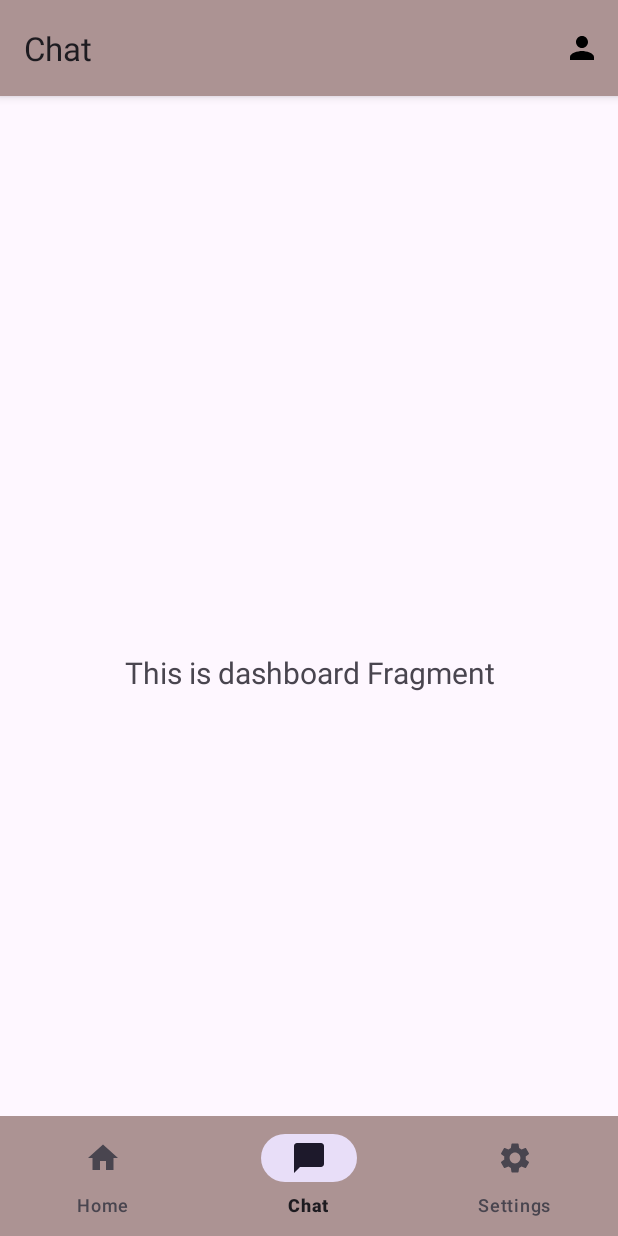
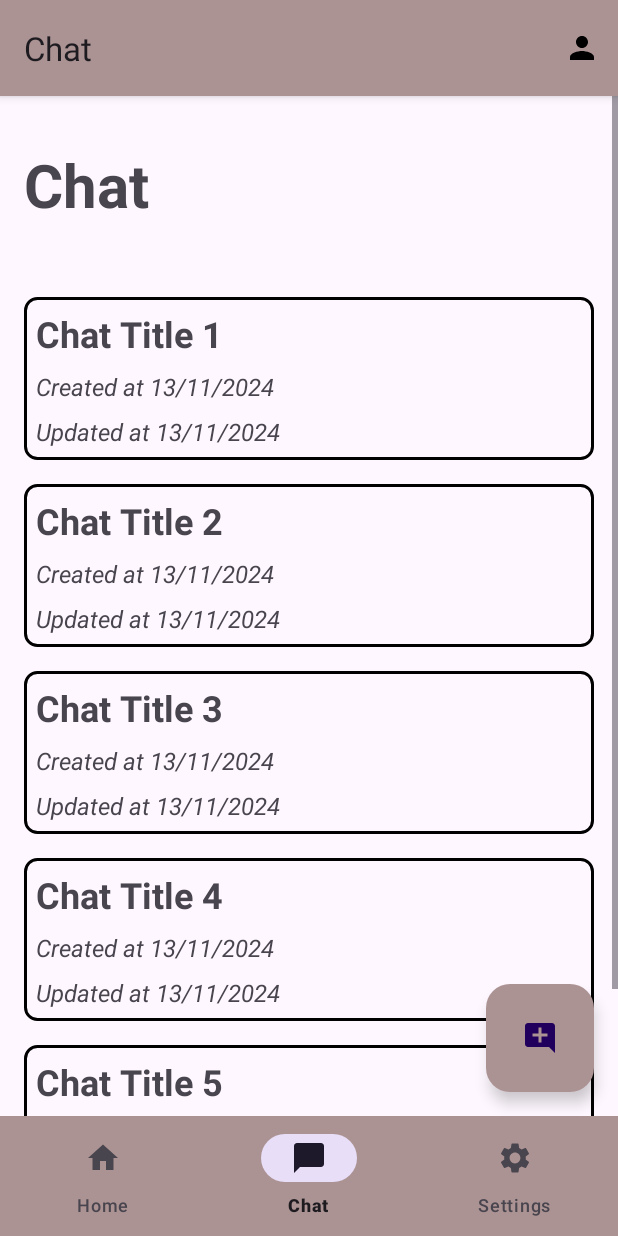
Before and after one commit to aliefauzan/Bangkit-Project-PeduliPasal, an Android app: the ChatFragment screen opened through its navigation route, on a phone screen of 412 x 824 dp. Run offline under Robolectric (Android 15) with nearby library versions, the phone set to English and light mode, and no system bars; our stand-ins replace navigation-ui; pictures from the network do not load; 1 statement that could not run was skipped.

Commit message:
commit feat: chat adapter, chat history layout item

```diff
--- a/Mobile Development/app/src/main/AndroidManifest.xml
+++ b/Mobile Development/app/src/main/AndroidManifest.xml
@@ -17,6 +17,9 @@
         android:supportsRtl="true"
         android:theme="@style/Theme.PeduliPasal"
         tools:targetApi="31">
+        <activity
+            android:name=".page.message.MessageActivity"
+            android:exported="false" />
         <activity
             android:name=".page.detail.DetailNewsActivity"
             android:exported="false" />
--- a/Mobile Development/app/src/main/java/com/example/pedulipasal/MainActivity.kt
+++ b/Mobile Development/app/src/main/java/com/example/pedulipasal/MainActivity.kt
@@ -8,6 +8,8 @@ import android.view.MenuItem
 import com.google.android.material.bottomnavigation.BottomNavigationView
 import androidx.appcompat.app.AppCompatActivity
 import androidx.core.content.ContextCompat
+import androidx.core.view.ViewCompat
+import androidx.core.view.WindowInsetsCompat
 import androidx.navigation.findNavController
 import androidx.navigation.ui.AppBarConfiguration
 import androidx.navigation.ui.setupActionBarWithNavController
--- /dev/null
+++ b/Mobile Development/app/src/main/java/com/example/pedulipasal/adapter/ChatAdapter.kt
@@ -0,0 +1,53 @@
+package com.example.pedulipasal.adapter
+
+import android.annotation.SuppressLint
+import android.content.Context
+import android.view.LayoutInflater
+import android.view.ViewGroup
+import androidx.recyclerview.widget.RecyclerView
+import com.example.pedulipasal.R
+import com.example.pedulipasal.data.model.ChatResponse
+import com.example.pedulipasal.data.model.Message
+import com.example.pedulipasal.databinding.ItemChatLayoutBinding
+import java.text.SimpleDateFormat
+import java.util.Locale
+
+class ChatAdapter(
+    private val context: Context,
+    private val chatList: List<ChatResponse>,
+    private val onItemSelectedCallback: OnItemSelected
+): RecyclerView.Adapter<ChatAdapter.ViewHolder>() {
+
+    interface OnItemSelected {
+        fun onItemClicked(chatId: String?, messageList: List<Message?>?)
+    }
+
+    class ViewHolder(val binding: ItemChatLayoutBinding): RecyclerView.ViewHolder(binding.root)
+
+    override fun onCreateViewHolder(parent: ViewGroup, viewType: Int): ViewHolder {
+        val binding = ItemChatLayoutBinding.inflate(
+            LayoutInflater.from(parent.context),
+            parent,
+            false
+        )
+        return ViewHolder(binding)
+    }
+
+    @SuppressLint("SetTextI18n")
+    override fun onBindViewHolder(holder: ViewHolder, position: Int) {
+        holder.binding.apply {
+            tvTitle.text = chatList[position].title
+            val dateFormat = SimpleDateFormat("dd/MM/yyyy", Locale.getDefault())
+            tvCreatedAt.text = "${context.getString(R.string.created_at)} ${dateFormat.format(chatList[position].createdAt?: dateFormat.parse("01/01/1970"))}"
+            tvUpdatedAt.text = "${context.getString(R.string.updated_at)} ${dateFormat.format(chatList[position].updateAt?: dateFormat.parse("01/01/1970"))}"
+        }
+
+        holder.itemView.setOnClickListener {
+            onItemSelectedCallback.onItemClicked(chatList[position].chatId, chatList[position].messages)
+        }
+    }
+
+    override fun getItemCount(): Int {
+        return chatList.size
+    }
+}
--- /dev/null
+++ b/Mobile Development/app/src/main/java/com/example/pedulipasal/adapter/MessageAdapter.kt
@@ -0,0 +1,4 @@
+package com.example.pedulipasal.adapter
+
+class MessageAdapter {
+}
--- /dev/null
+++ b/Mobile Development/app/src/main/java/com/example/pedulipasal/data/model/ChatResponse.kt
@@ -0,0 +1,20 @@
+package com.example.pedulipasal.data.model
+
+import androidx.datastore.preferences.protobuf.Timestamp
+import java.util.Date
+
+data class ChatResponse(
+    val chatId: String? = null,
+    val userId: String? = null,
+    val title: String? = null,
+    val createdAt: Date? = null,
+    val updateAt: Date? = null,
+    val messages: List<Message?>? = null
+)
+
+data class Message(
+    val messageId: String? = null,
+    val isByHuman: Boolean? = null,
+    val content: String? = null,
+    val timestamp: Date? = null
+)
--- /dev/null
+++ b/Mobile Development/app/src/main/java/com/example/pedulipasal/page/message/MessageActivity.kt
@@ -0,0 +1,21 @@
+package com.example.pedulipasal.page.message
+
+import android.os.Bundle
+import androidx.activity.enableEdgeToEdge
+import androidx.appcompat.app.AppCompatActivity
+import androidx.core.view.ViewCompat
+import androidx.core.view.WindowInsetsCompat
+import com.example.pedulipasal.R
+
+class MessageActivity : AppCompatActivity() {
+    override fun onCreate(savedInstanceState: Bundle?) {
+        super.onCreate(savedInstanceState)
+        enableEdgeToEdge()
+        setContentView(R.layout.activity_message)
+        ViewCompat.setOnApplyWindowInsetsListener(findViewById(R.id.main)) { v, insets ->
+            val systemBars = insets.getInsets(WindowInsetsCompat.Type.systemBars())
+            v.setPadding(systemBars.left, systemBars.top, systemBars.right, systemBars.bottom)
+            insets
+        }
+    }
+}
--- a/Mobile Development/app/src/main/java/com/example/pedulipasal/ui/chat/ChatFragment.kt
+++ b/Mobile Development/app/src/main/java/com/example/pedulipasal/ui/chat/ChatFragment.kt
@@ -1,20 +1,30 @@
 package com.example.pedulipasal.ui.chat
 
+import android.content.Context
+import android.content.Intent
 import android.os.Bundle
 import android.view.LayoutInflater
 import android.view.View
 import android.view.ViewGroup
-import android.widget.TextView
+import android.widget.EditText
+import android.widget.Toast
+import androidx.appcompat.app.AlertDialog
 import androidx.fragment.app.Fragment
-import androidx.lifecycle.ViewModelProvider
+import androidx.recyclerview.widget.LinearLayoutManager
+import com.example.pedulipasal.R
+import com.example.pedulipasal.adapter.ChatAdapter
+import com.example.pedulipasal.data.model.ChatResponse
+import com.example.pedulipasal.data.model.Message
 import com.example.pedulipasal.databinding.FragmentChatBinding
+import com.example.pedulipasal.page.message.MessageActivity
+import java.util.Date
 
 class ChatFragment : Fragment() {
 
+    private lateinit var chatAdapter: ChatAdapter
+    private lateinit var layoutManager: LinearLayoutManager
+
     private var _binding: FragmentChatBinding? = null
-
-    // This property is only valid between onCreateView and
-    // onDestroyView.
     private val binding get() = _binding!!
 
     override fun onCreateView(
@@ -22,21 +32,86 @@ class ChatFragment : Fragment() {
         container: ViewGroup?,
         savedInstanceState: Bundle?
     ): View {
-        val dashboardViewModel =
-            ViewModelProvider(this).get(DashboardViewModel::class.java)
+//        val dashboardViewModel =
+//            ViewModelProvider(this).get(DashboardViewModel::class.java)
 
         _binding = FragmentChatBinding.inflate(inflater, container, false)
         val root: View = binding.root
 
-        val textView: TextView = binding.textDashboard
-        dashboardViewModel.text.observe(viewLifecycleOwner) {
-            textView.text = it
-        }
         return root
+    }
+
+    override fun onViewCreated(view: View, savedInstanceState: Bundle?) {
+        super.onViewCreated(view, savedInstanceState)
+        initializeData()
+        setupAction()
     }
 
     override fun onDestroyView() {
         super.onDestroyView()
         _binding = null
     }
+
+    private fun initializeData() {
+        val chatList = ArrayList<ChatResponse>().apply {
+            repeat(10) { chatIndex ->
+                add(
+                    ChatResponse(
+                        chatId = "chat${chatIndex + 1}",
+                        userId = "user${chatIndex + 1}",
+                        title = "Chat Title ${chatIndex + 1}",
+                        createdAt = Date(),
+                        updateAt = Date(),
+                        messages = List(10) { messageIndex ->
+                            Message(
+                                messageId = "msg${chatIndex + 1}_${messageIndex + 1}",
+                                isByHuman = messageIndex % 2 == 0, // Alternate between human and bot
+                                content = "Message content ${messageIndex + 1} from Chat ${chatIndex + 1}",
+                                timestamp = Date()
+                            )
+                        }
+                    )
+                )
+            }
+        }
+
+        chatAdapter = ChatAdapter(requireActivity(), chatList, object : ChatAdapter.OnItemSelected {
+            override fun onItemClicked(chatId: String?, messageList: List<Message?>?) {
+                Toast.makeText(requireActivity(), "chat id: $chatId", Toast.LENGTH_SHORT).show()
+            }
+        })
+
+        binding.rvChats.apply {
+            layoutManager = LinearLayoutManager(requireActivity())
+            adapter = chatAdapter
+        }
+    }
+
+    private fun setupAction() {
+        binding.fabAddNewChat.setOnClickListener { showDialog(requireActivity()) }
+    }
+
+    private fun showDialog(context: Context) {
+        val inflater = LayoutInflater.from(context)
+        val dialogLayout = inflater.inflate(R.layout.dialog_layout, null)
+
+        AlertDialog.Builder(context).apply {
+            setTitle("Add new chat")
+            setView(dialogLayout)
+            setPositiveButton("Create") {_, _, ->
+                val text = dialogLayout.findViewById<EditText>(R.id.ed_new_topics).text.toString()
+                Toast.makeText(context, text, Toast.LENGTH_SHORT).show()
+            }
+            create()
+            show()
+        }
+
+    }
+
+    private fun moveToMessageActivity() {
+        val intent = Intent(requireActivity(), MessageActivity::class.java)
+        startActivity(intent)
+    }
+
+
 }
--- /dev/null
+++ b/Mobile Development/app/src/main/res/drawable/baseline_add_comment_24.xml
@@ -0,0 +1,5 @@
+<vector xmlns:android="http://schemas.android.com/apk/res/android" android:height="24dp" android:tint="#000000" android:viewportHeight="24" android:viewportWidth="24" android:width="24dp">
+
+    <path android:fillColor="@android:color/white" android:pathData="M21.99,4c0,-1.1 -0.89,-2 -1.99,-2H4c-1.1,0 -2,0.9 -2,2v12c0,1.1 0.9,2 2,2h14l4,4 -0.01,-18zM17,11h-4v4h-2v-4H7V9h4V5h2v4h4v2z"/>
+
+</vector>
--- /dev/null
+++ b/Mobile Development/app/src/main/res/drawable/borders.xml
@@ -0,0 +1,13 @@
+<!-- res/drawable/border.xml -->
+<shape xmlns:android="http://schemas.android.com/apk/res/android">
+    <!-- Set the background color of the LinearLayout -->
+    <!-- Optional: Use this for a background color -->
+
+    <!-- Define the border color and width -->
+    <stroke
+        android:width="2dp"
+        android:color="#000000"/> <!-- Change to your desired color and width -->
+
+    <!-- Optional: Round the corners -->
+    <corners android:radius="8dp"/>
+</shape>
--- /dev/null
+++ b/Mobile Development/app/src/main/res/layout/activity_message.xml
@@ -0,0 +1,10 @@
+<?xml version="1.0" encoding="utf-8"?>
+<androidx.constraintlayout.widget.ConstraintLayout xmlns:android="http://schemas.android.com/apk/res/android"
+    xmlns:app="http://schemas.android.com/apk/res-auto"
+    xmlns:tools="http://schemas.android.com/tools"
+    android:id="@+id/main"
+    android:layout_width="match_parent"
+    android:layout_height="match_parent"
+    tools:context=".page.message.MessageActivity">
+
+</androidx.constraintlayout.widget.ConstraintLayout>
--- /dev/null
+++ b/Mobile Development/app/src/main/res/layout/dialog_layout.xml
@@ -0,0 +1,21 @@
+<?xml version="1.0" encoding="utf-8"?>
+<LinearLayout xmlns:android="http://schemas.android.com/apk/res/android"
+    android:layout_width="match_parent"
+    android:layout_height="wrap_content"
+    android:orientation="vertical"
+    android:paddingTop="8dp"
+    android:paddingStart="24dp"
+    android:paddingEnd="24dp">
+    <TextView
+        android:layout_width="match_parent"
+        android:layout_height="wrap_content"
+        android:text="@string/please_input_new_chat_topic"
+        android:textSize="16sp"/>
+
+    <EditText
+        android:id="@+id/ed_new_topics"
+        android:layout_width="match_parent"
+        android:layout_height="48dp"
+        android:layout_marginTop="8dp"
+        android:padding="8dp"/>
+</LinearLayout>
--- a/Mobile Development/app/src/main/res/layout/fragment_chat.xml
+++ b/Mobile Development/app/src/main/res/layout/fragment_chat.xml
@@ -6,17 +6,60 @@
     android:layout_height="match_parent"
     tools:context=".ui.chat.ChatFragment">
 
-    <TextView
-        android:id="@+id/text_dashboard"
+    <ProgressBar
+        android:id="@+id/progressBar"
+        style="?android:attr/progressBarStyle"
+        android:layout_width="wrap_content"
+        android:layout_height="wrap_content"
+        app:layout_constraintTop_toTopOf="parent"
+        app:layout_constraintStart_toStartOf="parent"
+        app:layout_constraintEnd_toEndOf="parent"
+        app:layout_constraintBottom_toBottomOf="parent"
+        android:visibility="gone"
+        tools:visibility="visible" />
+
+    <ScrollView
         android:layout_width="match_parent"
         android:layout_height="wrap_content"
-        android:layout_marginStart="8dp"
-        android:layout_marginTop="8dp"
-        android:layout_marginEnd="8dp"
-        android:textAlignment="center"
-        android:textSize="20sp"
+        app:layout_constraintTop_toTopOf="parent"
+        app:layout_constraintStart_toStartOf="parent"
+        app:layout_constraintEnd_toEndOf="parent">
+        <LinearLayout
+            android:layout_width="match_parent"
+            android:layout_height="wrap_content"
+            android:orientation="vertical">
+
+            <TextView
+                android:id="@+id/tvNews"
+                android:layout_width="wrap_content"
+                android:layout_height="wrap_content"
+                android:layout_marginTop="32dp"
+                android:layout_marginStart="16dp"
+                android:text="@string/title_chat"
+                android:textSize="40sp"
+                android:textStyle="bold"/>
+
+            <androidx.recyclerview.widget.RecyclerView
+                android:id="@+id/rvChats"
+                android:layout_width="match_parent"
+                android:layout_height="wrap_content"
+                android:layout_marginTop="32dp"
+                android:paddingTop="16dp"
+                android:paddingStart="16dp"
+                android:paddingEnd="16dp"
+                android:paddingBottom="88dp"/>
+        </LinearLayout>
+    </ScrollView>
+
+    <com.google.android.material.floatingactionbutton.FloatingActionButton
+        android:id="@+id/fab_add_new_chat"
+        android:layout_width="wrap_content"
+        android:layout_height="wrap_content"
         app:layout_constraintBottom_toBottomOf="parent"
         app:layout_constraintEnd_toEndOf="parent"
-        app:layout_constraintStart_toStartOf="parent"
-        app:layout_constraintTop_toTopOf="parent" />
+        android:layout_marginEnd="16dp"
+        android:layout_marginBottom="96dp"
+        android:src="@drawable/baseline_add_comment_24"
+        app:fabCustomSize="72dp"
+        android:backgroundTint="@color/brown_light"/>
 </androidx.constraintlayout.widget.ConstraintLayout>
--- /dev/null
+++ b/Mobile Development/app/src/main/res/layout/item_chat_layout.xml
@@ -0,0 +1,32 @@
+<?xml version="1.0" encoding="utf-8"?>
+<LinearLayout xmlns:android="http://schemas.android.com/apk/res/android"
+    android:layout_width="match_parent"
+    android:layout_height="wrap_content"
+    android:layout_marginBottom="16dp"
+    android:padding="8dp"
+    android:background="@drawable/borders"
+    android:orientation="vertical">
+
+        <TextView
+            android:id="@+id/tv_title"
+            android:layout_width="match_parent"
+            android:layout_height="wrap_content"
+            android:textSize="24sp"
+            android:textStyle="bold"/>
+
+        <TextView
+            android:id="@+id/tv_created_at"
+            android:layout_width="match_parent"
+            android:layout_height="wrap_content"
+            android:textSize="16sp"
+            android:layout_marginTop="8dp"
+            android:textStyle="italic"/>
+
+        <TextView
+            android:id="@+id/tv_updated_at"
+            android:layout_width="match_parent"
+            android:layout_height="wrap_content"
+            android:textSize="16sp"
+            android:layout_marginTop="8dp"
+            android:textStyle="italic"/>
+</LinearLayout>
--- a/Mobile Development/app/src/main/res/values/strings.xml
+++ b/Mobile Development/app/src/main/res/values/strings.xml
@@ -30,4 +30,7 @@
     <string name="enable_dark_mode">Nyalakan mode gelap</string>
     <string name="daily_reminder">Daily news</string>
     <string name="enable_notifications">Nyalakan notifikasi untuk berita harian</string>
+    <string name="created_at">Created at</string>
+    <string name="updated_at">Updated at</string>
+    <string name="please_input_new_chat_topic">Masukkan topic chat baru</string>
 </resources>
```
